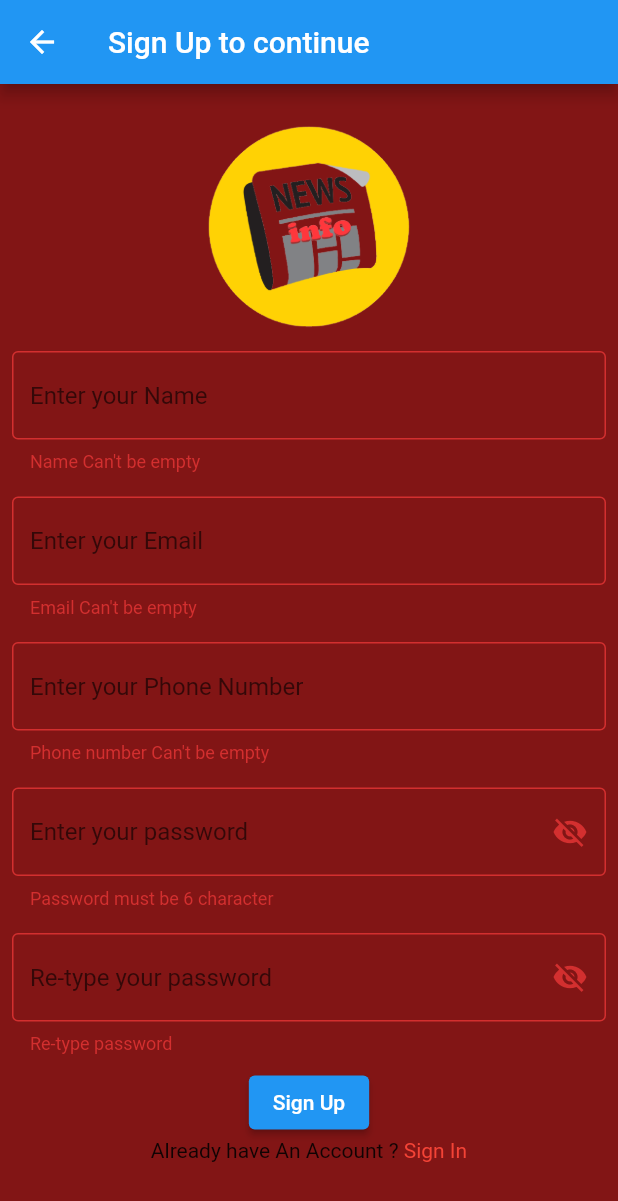
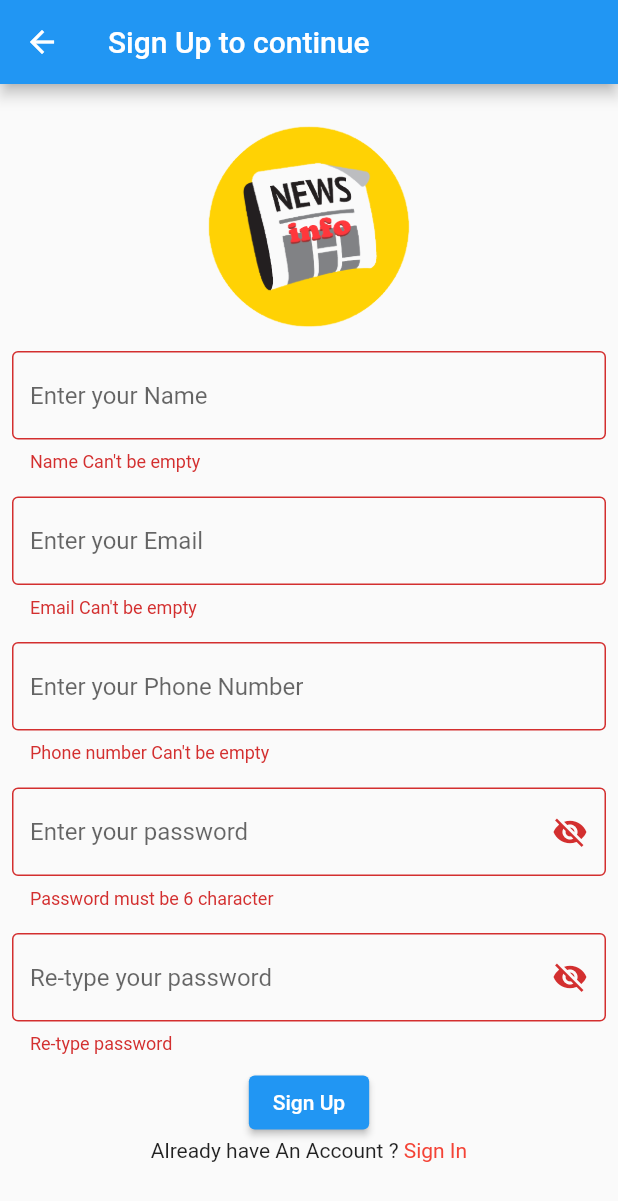
Before and after one commit to alamincse6615/Kendua-peoplemanagement-in-flutter, a Flutter app: the SignUp screen opened directly, after a tap on "Sign Up", on a phone screen of 412 x 824 dp. Shown: the top 1201 px of the screen. Run offline on Flutter 3.47's test engine with Material 2 defaults, Android fonts, the phone set to English and light mode, and no system bars; our stand-ins replace firebase_auth, firebase_core; accounts and stored records are empty.

Commit message:
sign up done

```diff
--- a/lib/auth/signup.dart
+++ b/lib/auth/signup.dart
@@ -1,4 +1,7 @@
+import 'package:firebase_auth/firebase_auth.dart';
+import 'package:firebase_core/firebase_core.dart';
 import 'package:flutter/material.dart';
+import 'package:flutter/widgets.dart';
 import 'package:kendua/auth/signin.dart';
 import 'package:kendua/dashboard/dashboard.dart';
 
@@ -25,11 +28,13 @@ class _SignUpState extends State<SignUp> {
   @override
   Widget build(BuildContext context) {
     return Scaffold(
-      backgroundColor: Color(0xff821515),
       appBar: AppBar(
         title: Text('Sign Up to continue'),
       ),
-      body: SingleChildScrollView(
+      body: FutureBuilder(
+        future: firebaseinit(),
+        builder: (context,info){
+          return SingleChildScrollView(
             child: Column(
               children: [
                 SizedBox(
@@ -84,6 +89,7 @@ class _SignUpState extends State<SignUp> {
                         Padding(
                           padding: const EdgeInsets.all(8.0),
                           child: TextFormField(
+                            keyboardType: TextInputType.number,
                             controller: ctrlphonenumber,
                             validator: (val) {
                               if (val == "") {
@@ -204,21 +210,34 @@ class _SignUpState extends State<SignUp> {
                 ),
               ],
             ),
-      ),
+          );
+        }
+      )
     );
   }
 
-  sinupfun(String name, email, phonenumber, password, retypepassword) {
+  sinupfun(String name, email, phonenumber, password, retypepassword) async{
     var isValid = _key.currentState!.validate();
     if (isValid) {
+      if(password==retypepassword){
+        FirebaseAuth auth = FirebaseAuth.instance;
+        UserCredential userCredential =  await auth.createUserWithEmailAndPassword(email: email, password: password);
+        if(userCredential.user != null){
           Navigator.push(
               context, MaterialPageRoute(builder: (context) => Dashboard()));
+        }
+      }else{
+        print("Password cant' match ");
+      }
 
-      print("database");
     } else {
       return;
     }
     _key.currentState!.save();
-    //osman
+  }
+
+  Future<FirebaseApp> firebaseinit()async{
+    FirebaseApp firebaseApp =await Firebase.initializeApp();
+    return firebaseApp;
   }
 }
--- a/lib/dashboard/dashboard.dart
+++ b/lib/dashboard/dashboard.dart
@@ -1,3 +1,4 @@
+import 'package:firebase_auth/firebase_auth.dart';
 import 'package:flutter/material.dart';
 
 class Dashboard extends StatefulWidget {
@@ -8,6 +9,7 @@ class Dashboard extends StatefulWidget {
 }
 
 class _DashboardState extends State<Dashboard> {
+  FirebaseAuth auth = FirebaseAuth.instance;
   @override
   Widget build(BuildContext context) {
     return Scaffold(
@@ -23,7 +25,9 @@ class _DashboardState extends State<Dashboard> {
           })
         ],
       ),
-      drawer: Drawer(),
+      drawer: Drawer(
+         child: Center(child: Text(auth.currentUser!.email.toString())),
+      ),
       body: ListView.builder(
           itemCount: 5,
           itemBuilder: (context, index) {
```
Lines whose indentation alone changed are shown as unchanged.
